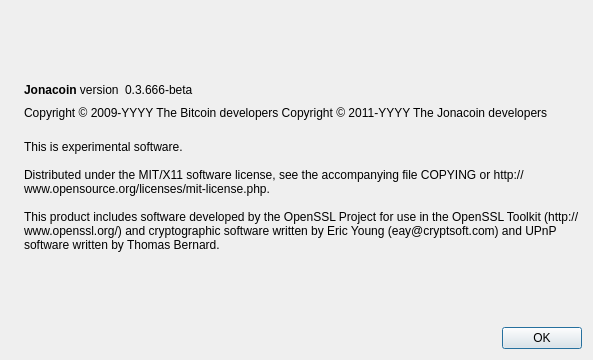
First picture: the form in src/qt/forms/aboutdialog.ui, repository dabura667/JONAcoin, before the edit.
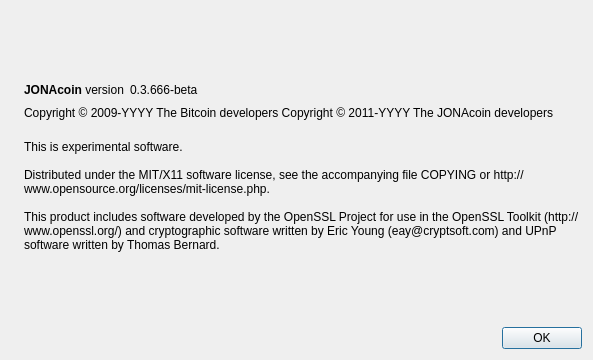
Second picture: the form after the edit. Icons and pictures are not drawn.

Commit message:
JONAcoin respell
oi

Diff of the .ui file:
```diff
--- a/src/qt/forms/aboutdialog.ui
+++ b/src/qt/forms/aboutdialog.ui
@@ -50,7 +50,7 @@
           <cursorShape>IBeamCursor</cursorShape>
          </property>
          <property name="text">
-          <string>&lt;b&gt;Jonacoin&lt;/b&gt; version</string>
+          <string>&lt;b&gt;JONAcoin&lt;/b&gt; version</string>
          </property>
          <property name="textInteractionFlags">
           <set>Qt::LinksAccessibleByMouse|Qt::TextSelectableByKeyboard|Qt::TextSelectableByMouse</set>
@@ -92,7 +92,7 @@
        </property>
        <property name="text">
         <string notr="true">Copyright &amp;copy; 2009-YYYY The Bitcoin developers
-Copyright &amp;copy; 2011-YYYY The Jonacoin developers</string>
+Copyright &amp;copy; 2011-YYYY The JONAcoin developers</string>
        </property>
        <property name="textFormat">
         <enum>Qt::RichText</enum>
```
Left out of the diff: 2 changed lines with no effect on the pictures. The commit also changes 70 other files.
